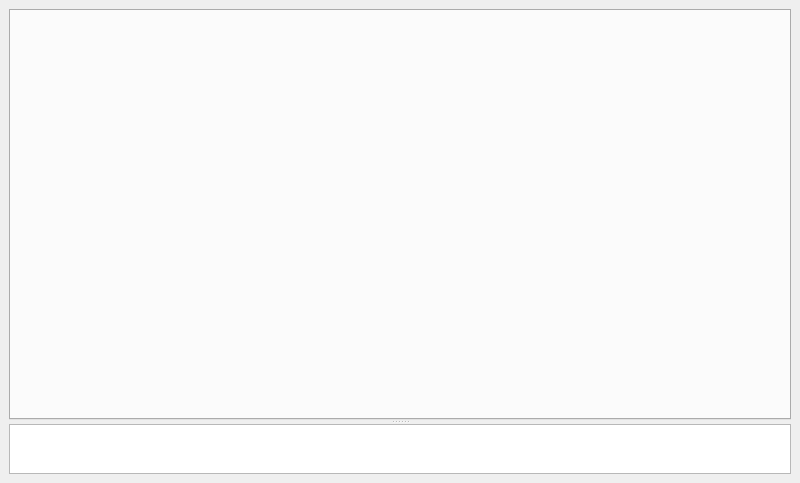
This is views/main_window.ui in luis-banuelos-chacon/trolleyTester as Qt 5 draws it before an edit. The edited form follows.
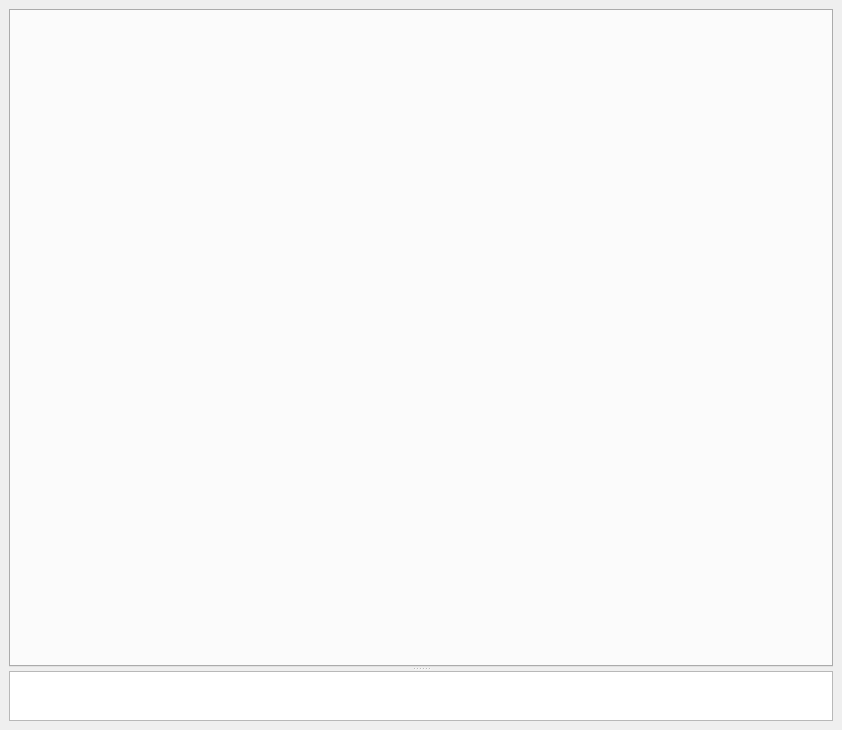
This is the edited form.

What changed in the file:
```diff
--- a/views/main_window.ui
+++ b/views/main_window.ui
@@ -6,8 +6,8 @@
    <rect>
     <x>0</x>
     <y>0</y>
-    <width>800</width>
-    <height>483</height>
+    <width>842</width>
+    <height>730</height>
    </rect>
   </property>
   <property name="windowTitle">
```
